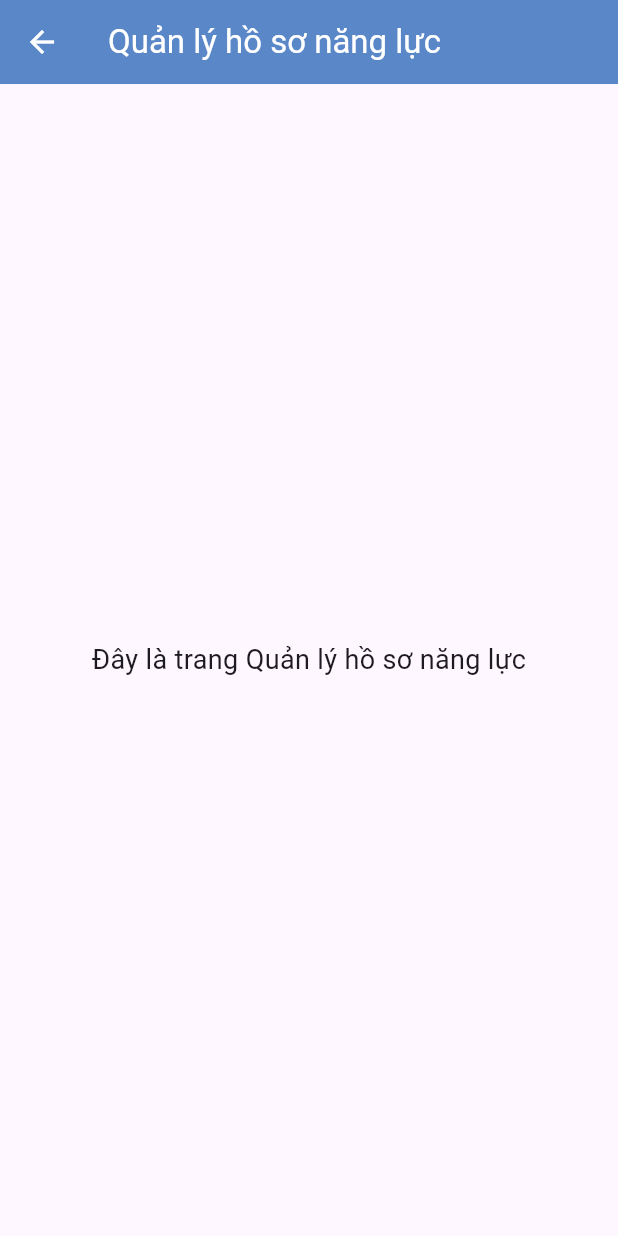
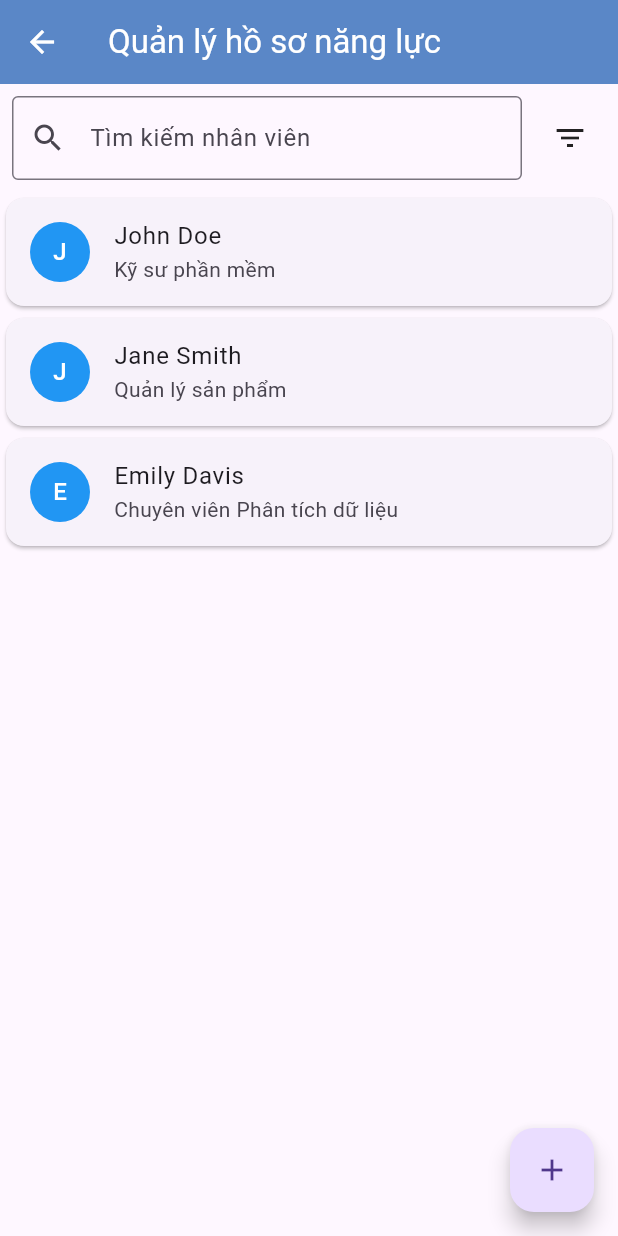
Before and after one commit to hieuhoccode287/employee_manager, a Flutter app: the CompetencyProfilePage screen opened directly, on a phone screen of 412 x 824 dp. Run offline on Flutter 3.47's test engine with Material 3 defaults, Android fonts, the light colour scheme and no system bars.

Commit message:
add competency

```diff
--- a/lib/screens/add_employee_page.dart
+++ b/lib/screens/add_employee_page.dart
@@ -148,7 +148,7 @@ class _AddEmployeePageState extends State<AddEmployeePage> {
         prefixIcon: Icon(Icons.business),
         border: OutlineInputBorder(),
       ),
-      items: ['Kỹ thuật', 'Quản lý', 'Thiết kế', 'Dữ liệu', 'Đảm bảo chất lượng']
+      items: ['Kỹ thuật', 'Quản lý sản phẩm', 'Thiết kế', 'Dữ liệu', 'Đảm bảo chất lượng']
           .map((dept) => DropdownMenuItem<String>(
         value: dept,
         child: Text(dept),
--- a/lib/screens/competency_profile_page.dart
+++ b/lib/screens/competency_profile_page.dart
@@ -1,24 +1,182 @@
+import 'package:flutter/material.dart';
 import 'package:employee_manager/utils/constants.dart';
-import 'package:flutter/material.dart';
+import 'competency_profile_detail_page.dart';
+import 'add_competency_page.dart';
 
-class CompetencyProfilePage extends StatelessWidget {
+class CompetencyProfilePage extends StatefulWidget {
+  @override
+  _CompetencyProfilePageState createState() => _CompetencyProfilePageState();
+}
+
+class _CompetencyProfilePageState extends State<CompetencyProfilePage> {
+  final List<Map<String, String>> employees = [
+    {
+      'name': 'John Doe',
+      'position': 'Kỹ sư phần mềm',
+      'department': 'Kỹ thuật',
+      'skills': 'Lập trình Flutter, Quản lý dự án',
+      'experience': '3 năm kinh nghiệm trong lĩnh vực phát triển phần mềm.',
+      'education': 'Cử nhân Khoa học Máy tính tại Đại học ABC',
+      'certifications': 'Chứng chỉ PMP, Chứng chỉ AWS',
+      'projects': 'Dự án A, Dự án B',
+    },
+    {
+      'name': 'Jane Smith',
+      'position': 'Quản lý sản phẩm',
+      'department': 'Quản lý sản phẩm',
+      'skills': 'Digital Marketing, Content Creation',
+      'experience': '2 năm kinh nghiệm trong lĩnh vực marketing.',
+      'education': 'Cử nhân Quản trị Kinh doanh tại Đại học XYZ',
+      'certifications': 'Chứng chỉ Google Analytics, Chứng chỉ SEO',
+      'projects': 'Dự án C, Dự án D',
+    },
+    {
+      'name': 'Emily Davis',
+      'position': 'Chuyên viên Phân tích dữ liệu',
+      'department': 'Dữ liệu',
+      'skills': 'Data Analysis, Python, SQL',
+      'experience': '2 years as Data Analyst at ABC Corporation',
+      'education': 'Master\'s in Data Science from DEF University',
+      'certifications': 'Certified Data Scientist, Certified Python Programmer',
+      'projects': 'Project E, Project F',
+    }
+    // Add more employee data as needed
+  ];
+
+  List<Map<String, String>> filteredEmployees = [];
+  String searchQuery = '';
+  String selectedDepartment = 'Tất cả';
+
+  @override
+  void initState() {
+    super.initState();
+    filteredEmployees = employees; // Initialize filteredEmployees with all employees
+  }
+
+  void updateSearchQuery(String newQuery) {
+    setState(() {
+      searchQuery = newQuery;
+      filterEmployees();
+    });
+  }
+
+  void updateSelectedDepartment(String? newDepartment) {
+    setState(() {
+      selectedDepartment = newDepartment!;
+      filterEmployees();
+    });
+  }
+
+  void filterEmployees() {
+    filteredEmployees = employees.where((employee) {
+      final matchesSearchQuery = employee['name']!
+          .toLowerCase()
+          .contains(searchQuery.toLowerCase());
+      final matchesDepartment = selectedDepartment == 'Tất cả' ||
+          (employee['department'] != null &&
+              employee['department']!.toLowerCase() == selectedDepartment.toLowerCase());
+      return matchesSearchQuery && matchesDepartment;
+    }).toList();
+  }
+
+
+
   @override
   Widget build(BuildContext context) {
     return Scaffold(
       appBar: AppBar(
-        title: Text('Quản lý hồ sơ năng lực',
+        backgroundColor: primaryColor,
+        title: Text(
+          'Quản lý hồ sơ năng lực',
           style: TextStyle(
             color: Colors.white,
           ),
         ),
-        iconTheme: IconThemeData(color: Colors.white), // Color of the back button
-        backgroundColor: primaryColor,
+        iconTheme: IconThemeData(color: Colors.white),
       ),
-      body: Center(
-        child: Text(
-          'Đây là trang Quản lý hồ sơ năng lực',
-          style: TextStyle(fontSize: 18),
-        ),
+      body: Column(
+        children: [
+          Padding(
+            padding: const EdgeInsets.all(8.0),
+            child: Row(
+              children: [
+                Expanded(
+                  child: TextField(
+                    decoration: InputDecoration(
+                      labelText: 'Tìm kiếm nhân viên',
+                      border: OutlineInputBorder(),
+                      prefixIcon: Icon(Icons.search),
+                    ),
+                    onChanged: (query) => updateSearchQuery(query),
+                  ),
+                ),
+                SizedBox(width: 8),
+                PopupMenuButton<String>(
+                  icon: Icon(Icons.filter_list),
+                  onSelected: (value) {
+                    updateSelectedDepartment(value);
+                  },
+                  itemBuilder: (BuildContext context) {
+                    return <String>[
+                      'Tất cả',
+                      'Kỹ thuật',
+                      'Quản lý sản phẩm',
+                      'Thiết kế',
+                      'Dữ liệu',
+                      'Đảm bảo chất lượng'
+                    ].map((String choice) {
+                      return PopupMenuItem<String>(
+                        value: choice,
+                        child: Text(choice),
+                      );
+                    }).toList();
+                  },
+                ),
+              ],
+            ),
+          ),
+          Expanded(
+            child: ListView.builder(
+              itemCount: filteredEmployees.length,
+              itemBuilder: (BuildContext context, int index) {
+                return Card(
+                  child: ListTile(
+                    title: Text(filteredEmployees[index]['name']!),
+                    subtitle: Text(filteredEmployees[index]['position']!),
+                    leading: CircleAvatar(
+                      child: Text(
+                        filteredEmployees[index]['name']![0],
+                        style: TextStyle(color: Colors.white),
+                      ),
+                      backgroundColor: Colors.blue,
+                    ),
+                    onTap: () {
+                      Navigator.push(
+                        context,
+                        MaterialPageRoute(
+                          builder: (context) => CompetencyProfileDetailPage(
+                            employee: filteredEmployees[index],
+                          ),
+                        ),
+                      );
+                    },
+                  ),
+                );
+              },
+            ),
+          ),
+        ],
+      ),
+      floatingActionButton: FloatingActionButton(
+        onPressed: () {
+          Navigator.push(
+            context,
+            MaterialPageRoute(
+              builder: (context) => AddCompetencyPage(),
+            ),
+          );
+        },
+        child: Icon(Icons.add),
       ),
     );
   }
--- a/lib/screens/employee_list_page.dart
+++ b/lib/screens/employee_list_page.dart
@@ -20,16 +20,16 @@ class _EmployeeListPageState extends State<EmployeeListPage> {
     },
     {
       'name': 'Jane Smith',
-      'position': 'Quản lý Sản phẩm',
-      'department': 'Quản lý Sản phẩm',
+      'position': 'Quản lý sản phẩm',
+      'department': 'Quản lý sản phẩm',
       'email': 'jane.smith@example.com',
       'phone': '+1 (234) 567-8901',
       'address': '456 Đường Phong, Thành phố, Quốc gia'
     },
     {
       'name': 'Kana Mouth',
-      'position': 'Quản lý Sản phẩm',
-      'department': 'Quản lý Sản phẩm',
+      'position': 'Quản lý sản phẩm',
+      'department': 'Quản lý sản phẩm',
       'email': 'jane.smith@example.com',
       'phone': '+1 (234) 567-8901',
       'address': '456 Đường Phong, Thành phố, Quốc gia'
```
Also changed, not shown: lib/screens/add_competency_page.dart (added, +194 -0 lines), lib/screens/competency_profile_detail_page.dart (added, +163 -0 lines).
